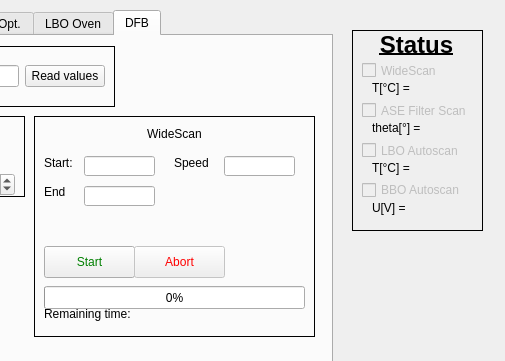
XenoBene/PulsedLaserGUI, file pulsed_laser_interface.ui: the form before one commit; both pictures show x 268 to 773 and y 0 to 361 of the 773 by 647 pixel window.
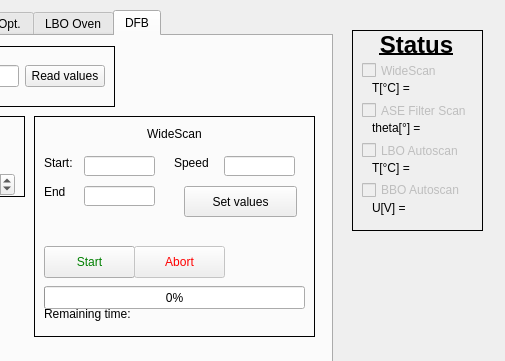
The form after the commit. The open tabs and pages were chosen to show the change.

Commit message: Changed the behaviour of the DFB widescan values. Before this commit, as soon as the LineEdit emitted the editingFinished signal, the values were changed. From now on, the "Set values" button has to be pushed to change the values

```diff
--- a/pulsed_laser_interface.ui
+++ b/pulsed_laser_interface.ui
@@ -2087,6 +2087,19 @@
         <string>End:</string>
        </property>
       </widget>
+      <widget class="QPushButton" name="dfb_button_setScanValues">
+       <property name="geometry">
+        <rect>
+         <x>150</x>
+         <y>70</y>
+         <width>113</width>
+         <height>31</height>
+        </rect>
+       </property>
+       <property name="text">
+        <string>Set values</string>
+       </property>
+      </widget>
      </widget>
      <widget class="QFrame" name="frame_17">
       <property name="geometry">
```
The commit also changes 2 other files.
